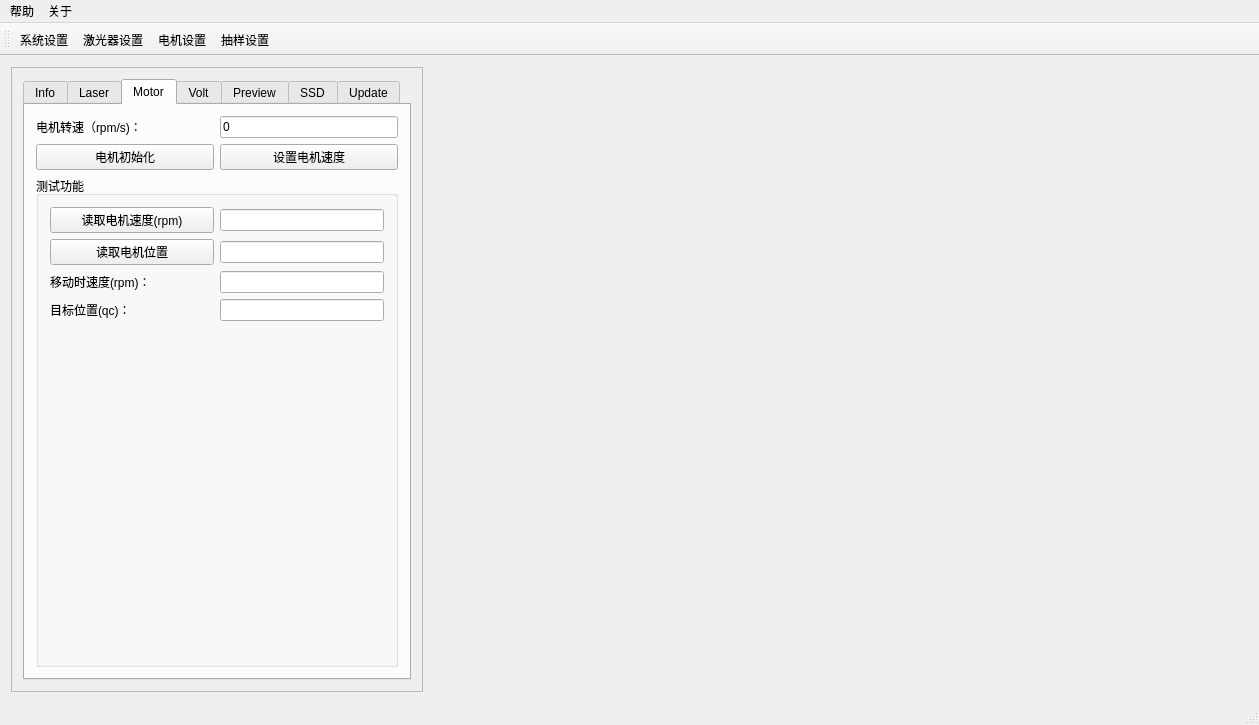
First picture: the form in ui/mainwindow.ui, repository kdurant/qt_study, before the edit.
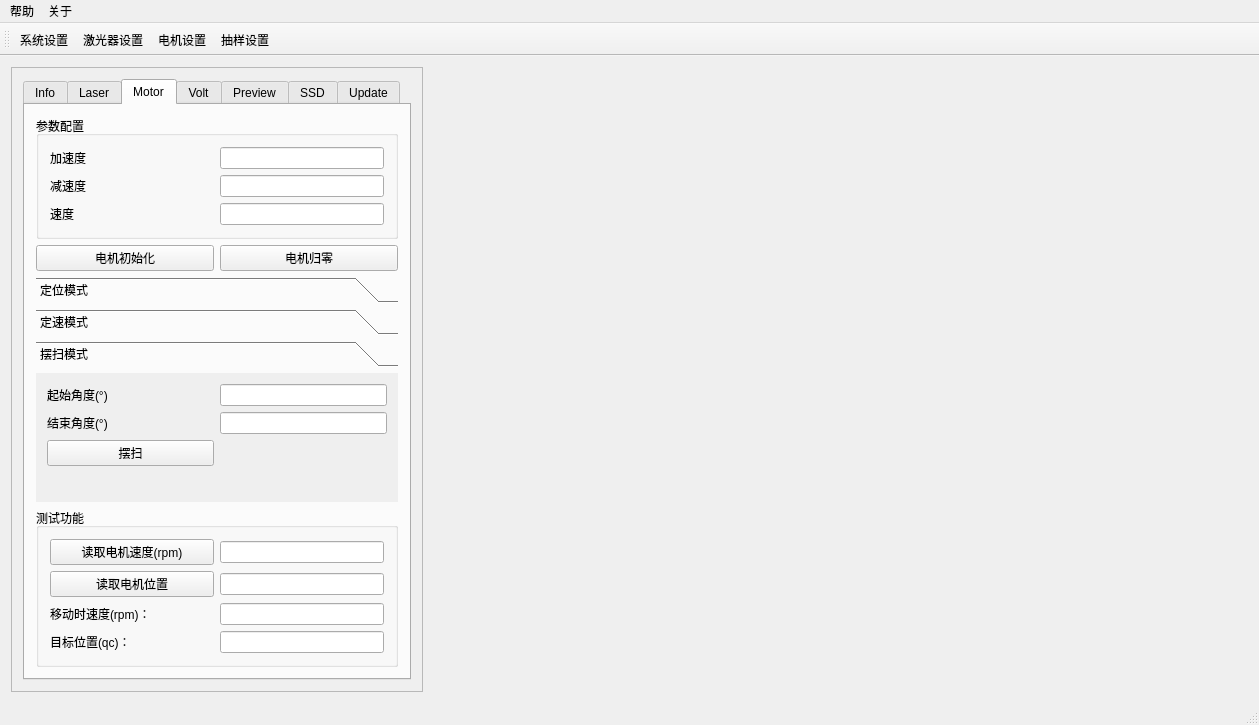
Second picture: the form after the edit. The open tabs and pages were chosen to show the change. Custom widgets are drawn as their Qt base class.

What changed in the file:
```diff
--- a/ui/mainwindow.ui
+++ b/ui/mainwindow.ui
@@ -341,33 +341,309 @@
            <attribute name="title">
             <string>Motor</string>
            </attribute>
-           <layout class="QGridLayout" name="gridLayout_6">
-            <item row="2" column="1">
-             <widget class="QLineEdit" name="lineEdit_motorTargetSpeed">
-              <property name="sizePolicy">
-               <sizepolicy hsizetype="Preferred" vsizetype="Fixed">
-                <horstretch>0</horstretch>
-                <verstretch>0</verstretch>
-               </sizepolicy>
+           <layout class="QVBoxLayout" name="verticalLayout_9">
+            <item>
+             <widget class="QGroupBox" name="groupBox_7">
+              <property name="title">
+               <string>参数配置</string>
               </property>
-              <property name="text">
-               <string>0</string>
-              </property>
+              <layout class="QGridLayout" name="gridLayout_13">
+               <item row="0" column="0">
+                <widget class="QLabel" name="label_24">
+                 <property name="text">
+                  <string>加速度</string>
+                 </property>
+                </widget>
+               </item>
+               <item row="0" column="1">
+                <widget class="QLineEdit" name="lineEdit_motorAcceleration">
+                 <property name="sizePolicy">
+                  <sizepolicy hsizetype="Preferred" vsizetype="Fixed">
+                   <horstretch>0</horstretch>
+                   <verstretch>0</verstretch>
+                  </sizepolicy>
+                 </property>
+                </widget>
+               </item>
+               <item row="1" column="0">
+                <widget class="QLabel" name="label_25">
+                 <property name="text">
+                  <string>减速度</string>
+                 </property>
+                </widget>
+               </item>
+               <item row="1" column="1">
+                <widget class="QLineEdit" name="lineEdit_motorDeceleration">
+                 <property name="sizePolicy">
+                  <sizepolicy hsizetype="Preferred" vsizetype="Fixed">
+                   <horstretch>0</horstretch>
+                   <verstretch>0</verstretch>
+                  </sizepolicy>
+                 </property>
+                </widget>
+               </item>
+               <item row="2" column="0">
+                <widget class="QLabel" name="label_26">
+                 <property name="text">
+                  <string>速度</string>
+                 </property>
+                </widget>
+               </item>
+               <item row="2" column="1">
+                <widget class="QLineEdit" name="lineEdit_111">
+                 <property name="sizePolicy">
+                  <sizepolicy hsizetype="Preferred" vsizetype="Fixed">
+                   <horstretch>0</horstretch>
+                   <verstretch>0</verstretch>
+                  </sizepolicy>
+                 </property>
+                </widget>
+               </item>
+              </layout>
              </widget>
             </item>
-            <item row="2" column="0">
-             <widget class="QLabel" name="label_10">
-              <property name="text">
-               <string>电机转速（rpm/s)：</string>
+            <item>
+             <layout class="QHBoxLayout" name="horizontalLayout_2">
+              <item>
+               <widget class="QPushButton" name="btn_motorInit">
+                <property name="toolTip">
+                 <string>电机重新上电后，需要先初始化</string>
+                </property>
+                <property name="text">
+                 <string>电机初始化</string>
+                </property>
+               </widget>
+              </item>
+              <item>
+               <widget class="QPushButton" name="btn_motorMoveHome">
+                <property name="text">
+                 <string>电机归零</string>
+                </property>
+               </widget>
+              </item>
+             </layout>
+            </item>
+            <item>
+             <widget class="QToolBox" name="toolBox_motor">
+              <property name="currentIndex">
+               <number>2</number>
               </property>
+              <widget class="QWidget" name="page">
+               <property name="geometry">
+                <rect>
+                 <x>0</x>
+                 <y>0</y>
+                 <width>368</width>
+                 <height>216</height>
+                </rect>
+               </property>
+               <attribute name="label">
+                <string>定位模式</string>
+               </attribute>
+               <layout class="QGridLayout" name="gridLayout_12">
+                <item row="0" column="0">
+                 <widget class="QLabel" name="label_9">
+                  <property name="text">
+                   <string>目标位置(°)</string>
+                  </property>
+                 </widget>
+                </item>
+                <item row="0" column="1">
+                 <widget class="QLineEdit" name="lineEdit_motorTargetPosition">
+                  <property name="sizePolicy">
+                   <sizepolicy hsizetype="Preferred" vsizetype="Fixed">
+                    <horstretch>0</horstretch>
+                    <verstretch>0</verstretch>
+                   </sizepolicy>
+                  </property>
+                 </widget>
+                </item>
+                <item row="1" column="0">
+                 <widget class="QPushButton" name="btn_motorMovePostion">
+                  <property name="text">
+                   <string>定位</string>
+                  </property>
+                 </widget>
+                </item>
+                <item row="2" column="0">
+                 <spacer name="verticalSpacer_8">
+                  <property name="orientation">
+                   <enum>Qt::Vertical</enum>
+                  </property>
+                  <property name="sizeHint" stdset="0">
+                   <size>
+                    <width>20</width>
+                    <height>140</height>
+                   </size>
+                  </property>
+                 </spacer>
+                </item>
+               </layout>
+              </widget>
+              <widget class="QWidget" name="page_2">
+               <property name="geometry">
+                <rect>
+                 <x>0</x>
+                 <y>0</y>
+                 <width>368</width>
+                 <height>216</height>
+                </rect>
+               </property>
+               <attribute name="label">
+                <string>定速模式</string>
+               </attribute>
+               <layout class="QGridLayout" name="gridLayout_7">
+                <item row="0" column="1">
+                 <widget class="QLineEdit" name="lineEdit_motorTargetSpeed">
+                  <property name="sizePolicy">
+                   <sizepolicy hsizetype="Preferred" vsizetype="Fixed">
+                    <horstretch>0</horstretch>
+                    <verstretch>0</verstretch>
+                   </sizepolicy>
+                  </property>
+                  <property name="text">
+                   <string>0</string>
+                  </property>
+                 </widget>
+                </item>
+                <item row="2" column="0">
+                 <widget class="QPushButton" name="btn_motorStart">
+                  <property name="text">
+                   <string>设置电机速度</string>
+                  </property>
+                 </widget>
+                </item>
+                <item row="0" column="0">
+                 <widget class="QLabel" name="label_10">
+                  <property name="text">
+                   <string>电机转速（rpm/s)：</string>
+                  </property>
+                 </widget>
+                </item>
+                <item row="3" column="0">
+                 <spacer name="verticalSpacer_6">
+                  <property name="orientation">
+                   <enum>Qt::Vertical</enum>
+                  </property>
+                  <property name="sizeHint" stdset="0">
+                   <size>
+                    <width>20</width>
+                    <height>40</height>
+                   </size>
+                  </property>
+                 </spacer>
+                </item>
+               </layout>
+              </widget>
+              <widget class="QWidget" name="page_5">
+               <attribute name="label">
+                <string>摆扫模式</string>
+               </attribute>
+               <layout class="QGridLayout" name="gridLayout_10">
+                <item row="0" column="0">
+                 <widget class="QLabel" name="label_22">
+                  <property name="text">
+                   <string>起始角度(°)</string>
+                  </property>
+                 </widget>
+                </item>
+                <item row="0" column="1">
+                 <widget class="QLineEdit" name="lineEdit_motorSweepStartAngle">
+                  <property name="sizePolicy">
+                   <sizepolicy hsizetype="Preferred" vsizetype="Fixed">
+                    <horstretch>0</horstretch>
+                    <verstretch>0</verstretch>
+                   </sizepolicy>
+                  </property>
+                 </widget>
+                </item>
+                <item row="1" column="0">
+                 <widget class="QLabel" name="label_23">
+                  <property name="text">
+                   <string>结束角度(°)</string>
+                  </property>
+                 </widget>
+                </item>
+                <item row="1" column="1">
+                 <widget class="QLineEdit" name="lineEdit_motorSweepEndAngle">
+                  <property name="sizePolicy">
+                   <sizepolicy hsizetype="Preferred" vsizetype="Fixed">
+                    <horstretch>0</horstretch>
+                    <verstretch>0</verstretch>
+                   </sizepolicy>
+                  </property>
+                 </widget>
+                </item>
+                <item row="2" column="0">
+                 <widget class="QPushButton" name="btn_motorSweep">
+                  <property name="text">
+                   <string>摆扫</string>
+                  </property>
+                 </widget>
+                </item>
+                <item row="3" column="0">
+                 <spacer name="verticalSpacer_7">
+                  <property name="orientation">
+                   <enum>Qt::Vertical</enum>
+                  </property>
+                  <property name="sizeHint" stdset="0">
+                   <size>
+                    <width>20</width>
+                    <height>114</height>
+                   </size>
+                  </property>
+                 </spacer>
+                </item>
+               </layout>
+              </widget>
              </widget>
             </item>
-            <item row="4" column="0" colspan="2">
+            <item>
              <widget class="QGroupBox" name="groupBox_4">
               <property name="title">
                <string>测试功能</string>
               </property>
-              <layout class="QGridLayout" name="gridLayout_10">
+              <layout class="QGridLayout" name="gridLayout_6">
+               <item row="0" column="0">
+                <widget class="QPushButton" name="btn_motorReadSpeed">
+                 <property name="text">
+                  <string>读取电机速度(rpm)</string>
+                 </property>
+                </widget>
+               </item>
+               <item row="0" column="1">
+                <widget class="QLineEdit" name="lineEdit_motorShowSpeed">
+                 <property name="sizePolicy">
+                  <sizepolicy hsizetype="Preferred" vsizetype="Fixed">
+                   <horstretch>0</horstretch>
+                   <verstretch>0</verstretch>
+                  </sizepolicy>
+                 </property>
+                 <property name="readOnly">
+                  <bool>true</bool>
+                 </property>
+                </widget>
+               </item>
+               <item row="1" column="0">
+                <widget class="QPushButton" name="btn_motorReadPosition">
+                 <property name="text">
+                  <string>读取电机位置</string>
+                 </property>
+                </widget>
+               </item>
+               <item row="1" column="1">
+                <widget class="QLineEdit" name="lineEdit_motorShowPosition">
+                 <property name="sizePolicy">
+                  <sizepolicy hsizetype="Preferred" vsizetype="Fixed">
+                   <horstretch>0</horstretch>
+                   <verstretch>0</verstretch>
+                  </sizepolicy>
+                 </property>
+                 <property name="readOnly">
+                  <bool>true</bool>
+                 </property>
+                </widget>
+               </item>
                <item row="2" column="0">
                 <widget class="QLabel" name="label_20">
                  <property name="text">
@@ -375,17 +651,14 @@
                  </property>
                 </widget>
                </item>
-               <item row="1" column="1">
-                <widget class="QLineEdit" name="lineEdit_motorShowPosition">
+               <item row="2" column="1">
+                <widget class="QLineEdit" name="lineEdit">
                  <property name="sizePolicy">
                   <sizepolicy hsizetype="Preferred" vsizetype="Fixed">
                    <horstretch>0</horstretch>
                    <verstretch>0</verstretch>
                   </sizepolicy>
                  </property>
-                 <property name="readOnly">
-                  <bool>true</bool>
-                 </property>
                 </widget>
                </item>
                <item row="3" column="0">
@@ -395,36 +668,6 @@
                  </property>
                 </widget>
                </item>
-               <item row="4" column="0">
-                <spacer name="verticalSpacer_6">
-                 <property name="orientation">
-                  <enum>Qt::Vertical</enum>
-                 </property>
-                 <property name="sizeHint" stdset="0">
-                  <size>
-                   <width>20</width>
-                   <height>40</height>
-                  </size>
-                 </property>
-                </spacer>
-               </item>
-               <item row="2" column="1">
-                <widget class="QLineEdit" name="lineEdit">
-                 <property name="sizePolicy">
-                  <sizepolicy hsizetype="Preferred" vsizetype="Fixed">
-                   <horstretch>0</horstretch>
-                   <verstretch>0</verstretch>
-                  </sizepolicy>
-                 </property>
-                </widget>
-               </item>
-               <item row="1" column="0">
-                <widget class="QPushButton" name="btn_motorReadPosition">
-                 <property name="text">
-                  <string>读取电机位置</string>
-                 </property>
-                </widget>
-               </item>
                <item row="3" column="1">
                 <widget class="QLineEdit" name="lineEdit_2">
                  <property name="sizePolicy">
@@ -435,46 +678,9 @@
                  </property>
                 </widget>
                </item>
-               <item row="0" column="0">
-                <widget class="QPushButton" name="btn_motorReadSpeed">
-                 <property name="text">
-                  <string>读取电机速度(rpm)</string>
-                 </property>
-                </widget>
-               </item>
-               <item row="0" column="1">
-                <widget class="QLineEdit" name="lineEdit_motorShowSpeed">
-                 <property name="sizePolicy">
-                  <sizepolicy hsizetype="Preferred" vsizetype="Fixed">
-                   <horstretch>0</horstretch>
-                   <verstretch>0</verstretch>
-                  </sizepolicy>
-                 </property>
-                 <property name="readOnly">
-                  <bool>true</bool>
-                 </property>
-                </widget>
-               </item>
               </layout>
              </widget>
             </item>
-            <item row="3" column="1">
-             <widget class="QPushButton" name="btn_motorStart">
-              <property name="text">
-               <string>设置电机速度</string>
-              </property>
-             </widget>
-            </item>
-            <item row="3" column="0">
-             <widget class="QPushButton" name="btn_motorInit">
-              <property name="toolTip">
-               <string>电机重新上电后，需要先初始化</string>
-              </property>
-              <property name="text">
-               <string>电机初始化</string>
-              </property>
-             </widget>
-            </item>
            </layout>
           </widget>
           <widget class="QWidget" name="tab_7">
```
Left out of the diff: 6 changed lines with no effect on the pictures.
